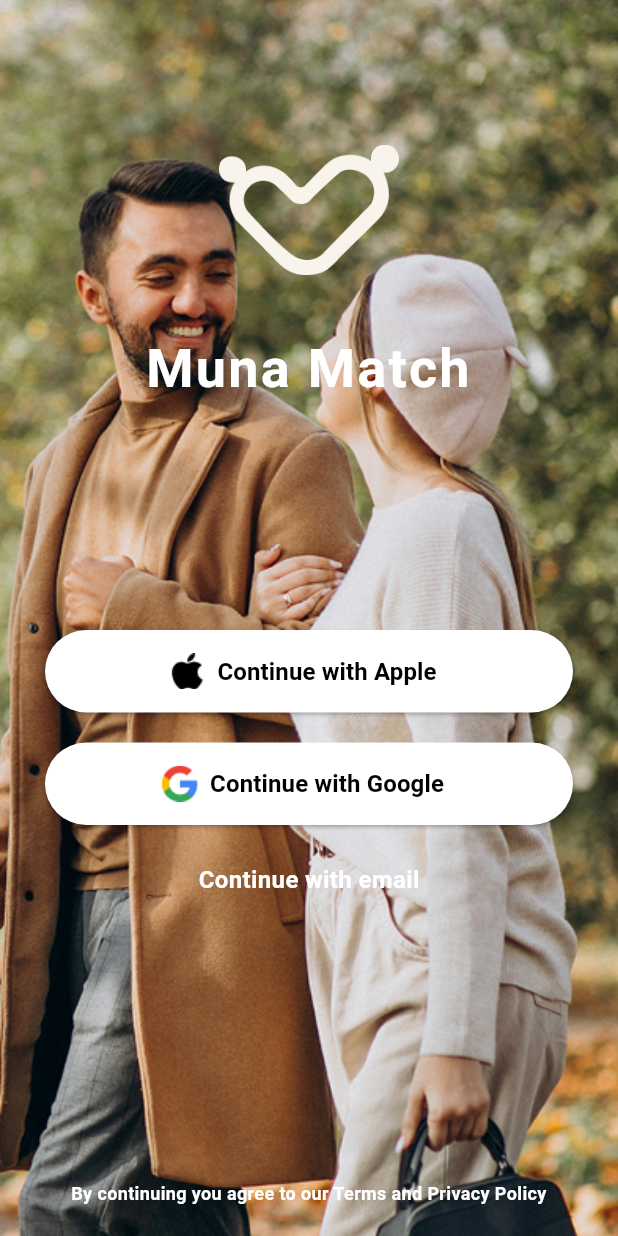
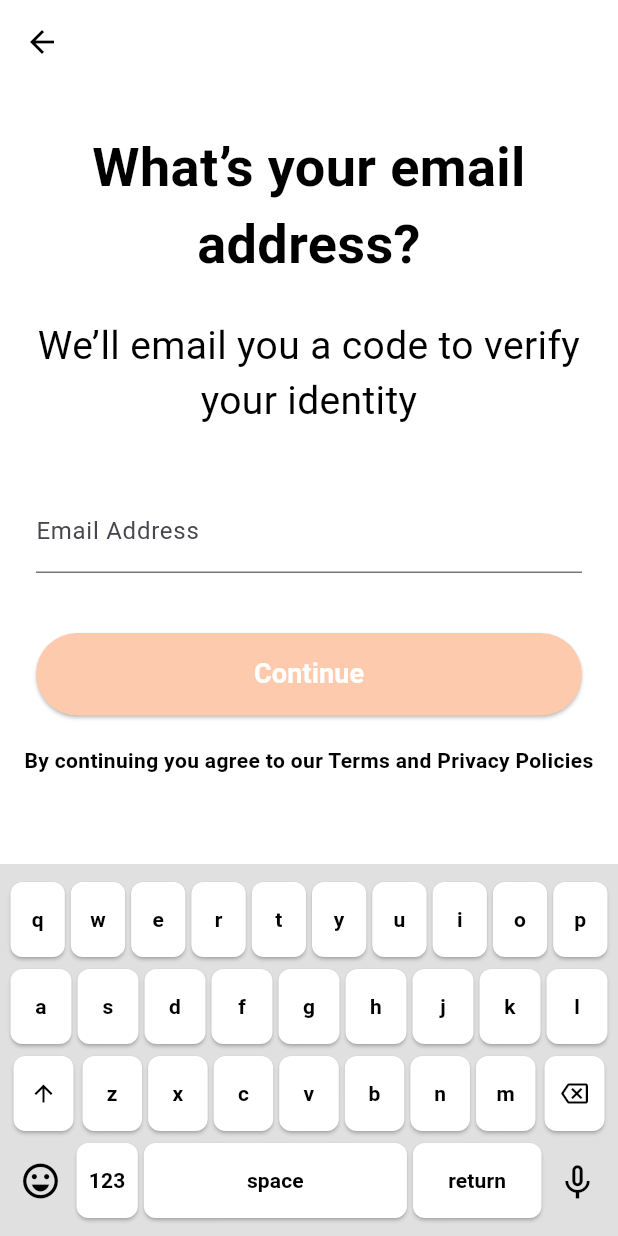
Before and after one commit to rabia-sarfaraz/munna, a Flutter app: the screen it shows after launch, after a tap on "Continue with Apple", on a phone screen of 412 x 824 dp. Run offline on Flutter 3.47's test engine with Material 3 defaults, Android fonts, the phone set to English and light mode, and no system bars; Roboto replaces fonts that are missing (Poppins).

Commit message:
Added new screen in project

```diff
--- a/lib/get_started_screen.dart
+++ b/lib/get_started_screen.dart
@@ -1,7 +1,15 @@
 import 'package:flutter/material.dart';
+import 'screens/sign_up_screen.dart';
 
 class GetStartedScreen extends StatelessWidget {
   const GetStartedScreen({super.key});
+
+  void _navigateToSignUp(BuildContext context) {
+    Navigator.push(
+      context,
+      MaterialPageRoute(builder: (context) => const SignUpScreen()),
+    );
+  }
 
   @override
   Widget build(BuildContext context) {
@@ -68,7 +76,9 @@ class GetStartedScreen extends StatelessWidget {
                         width: 24,
                         height: 24,
                       ),
-                      onPressed: () {},
+                      onPressed: () {
+                        _navigateToSignUp(context);
+                      },
                       label: const Text(
                         "Continue with Apple",
                         style: TextStyle(
@@ -101,7 +111,9 @@ class GetStartedScreen extends StatelessWidget {
                         width: 24,
                         height: 24,
                       ),
-                      onPressed: () {},
+                      onPressed: () {
+                        _navigateToSignUp(context);
+                      },
                       label: const Text(
                         "Continue with Google",
                         style: TextStyle(
@@ -114,14 +126,23 @@ class GetStartedScreen extends StatelessWidget {
                   ),
 
                   const SizedBox(height: 15),
-                  const Text(
-                    "Continue with email",
-                    style: TextStyle(
-                      color: Colors.white,
-                      fontWeight: FontWeight.bold,
-                      fontSize: 16,
+
+                  // Continue with Email (Clickable Text)
+                  GestureDetector(
+                    onTap: () {
+                      _navigateToSignUp(context);
+                    },
+                    child: const Text(
+                      "Continue with email",
+                      style: TextStyle(
+                        color: Colors.white,
+                        fontWeight: FontWeight.bold,
+                        fontSize: 16,
+                        decoration: TextDecoration.underline, // optional
+                      ),
                     ),
                   ),
+
                   const SizedBox(height: 30),
                 ],
               ),
--- a/lib/main.dart
+++ b/lib/main.dart
@@ -1,6 +1,7 @@
 import 'package:flutter/material.dart';
 import 'screens/splash_screen.dart';
 import 'get_started_screen.dart';
+import 'screens/sign_up_screen.dart';
 
 void main() {
   runApp(const MunnaMatchApp());
@@ -19,6 +20,7 @@ class MunnaMatchApp extends StatelessWidget {
       routes: {
         '/': (context) => const SplashScreen(),
         '/get_started': (context) => const GetStartedScreen(),
+        '/sign_up': (context) => const SignUpScreen(),
       },
     );
   }
--- /dev/null
+++ b/lib/screens/sign_up_screen.dart
@@ -0,0 +1,268 @@
+import 'package:flutter/material.dart';
+
+class SignUpScreen extends StatefulWidget {
+  const SignUpScreen({super.key});
+
+  @override
+  State<SignUpScreen> createState() => _SignUpScreenState();
+}
+
+class _SignUpScreenState extends State<SignUpScreen> {
+  bool isCaps = false; // caps lock state
+
+  @override
+  Widget build(BuildContext context) {
+    return Scaffold(
+      backgroundColor: Colors.white,
+      appBar: AppBar(
+        backgroundColor: Colors.white,
+        elevation: 0,
+        leading: IconButton(
+          icon: const Icon(Icons.arrow_back, color: Colors.black),
+          onPressed: () {
+            Navigator.pop(context);
+          },
+        ),
+      ),
+      body: SafeArea(
+        child: Column(
+          children: [
+            const SizedBox(height: 30),
+            const Text(
+              "What’s your email address?",
+              style: TextStyle(
+                fontSize: 36,
+                fontWeight: FontWeight.bold,
+                color: Colors.black,
+              ),
+              textAlign: TextAlign.center,
+            ),
+            const SizedBox(height: 24),
+            const Text(
+              "We’ll email you a code to verify your identity",
+              style: TextStyle(fontSize: 26, color: Colors.black),
+              textAlign: TextAlign.center,
+            ),
+            const SizedBox(height: 40),
+
+            // Email Field
+            Padding(
+              padding: const EdgeInsets.symmetric(horizontal: 24),
+              child: TextField(
+                decoration: const InputDecoration(
+                  labelText: "Email Address",
+                  border: UnderlineInputBorder(),
+                ),
+                keyboardType: TextInputType.emailAddress,
+              ),
+            ),
+
+            const SizedBox(height: 40),
+
+            // Continue Button
+            SizedBox(
+              width: double.infinity,
+              height: 55,
+              child: Padding(
+                padding: const EdgeInsets.symmetric(horizontal: 24),
+                child: ElevatedButton(
+                  style: ElevatedButton.styleFrom(
+                    backgroundColor: const Color(0xFFFECAAD),
+                    shape: RoundedRectangleBorder(
+                      borderRadius: BorderRadius.circular(30),
+                    ),
+                  ),
+                  onPressed: () {},
+                  child: const Text(
+                    "Continue",
+                    style: TextStyle(
+                      fontWeight: FontWeight.bold,
+                      color: Colors.white,
+                      fontSize: 18,
+                    ),
+                  ),
+                ),
+              ),
+            ),
+
+            const SizedBox(height: 20),
+            const Text(
+              "By continuing you agree to our Terms and Privacy Policies",
+              style: TextStyle(
+                fontSize: 14,
+                fontWeight: FontWeight.bold,
+                color: Colors.black,
+              ),
+              textAlign: TextAlign.center,
+            ),
+
+            const Spacer(),
+
+            // Custom Keyboard
+            Container(
+              color: Colors.grey[300],
+              padding: const EdgeInsets.symmetric(vertical: 8, horizontal: 5),
+              child: Column(
+                mainAxisSize: MainAxisSize.min,
+                children: [
+                  _buildKeyboardRow([
+                    "q",
+                    "w",
+                    "e",
+                    "r",
+                    "t",
+                    "y",
+                    "u",
+                    "i",
+                    "o",
+                    "p",
+                  ]),
+                  _buildKeyboardRow([
+                    "a",
+                    "s",
+                    "d",
+                    "f",
+                    "g",
+                    "h",
+                    "j",
+                    "k",
+                    "l",
+                  ]),
+                  _buildKeyboardRowWithCaps([
+                    "z",
+                    "x",
+                    "c",
+                    "v",
+                    "b",
+                    "n",
+                    "m",
+                  ]),
+                  _buildBottomRow(),
+                ],
+              ),
+            ),
+          ],
+        ),
+      ),
+    );
+  }
+
+  /// Row builder for normal alphabet keys
+  Widget _buildKeyboardRow(List<String> keys) {
+    return Padding(
+      padding: const EdgeInsets.symmetric(vertical: 4),
+      child: Row(
+        mainAxisAlignment: MainAxisAlignment.spaceEvenly,
+        children: keys.map((key) {
+          return _buildKey(isCaps ? key.toUpperCase() : key);
+        }).toList(),
+      ),
+    );
+  }
+
+  /// Row with caps and backspace
+  Widget _buildKeyboardRowWithCaps(List<String> keys) {
+    return Padding(
+      padding: const EdgeInsets.symmetric(vertical: 4),
+      child: Row(
+        mainAxisAlignment: MainAxisAlignment.spaceEvenly,
+        children: [
+          // Caps lock key (up arrow)
+          ElevatedButton(
+            style: _keyStyle(),
+            onPressed: () {
+              setState(() {
+                isCaps = !isCaps;
+              });
+            },
+            child: const Icon(Icons.arrow_upward, color: Colors.black),
+          ),
+
+          ...keys.map((key) => _buildKey(isCaps ? key.toUpperCase() : key)),
+
+          // Backspace
+          ElevatedButton(
+            style: _keyStyle(),
+            onPressed: () {},
+            child: const Icon(Icons.backspace_outlined, color: Colors.black),
+          ),
+        ],
+      ),
+    );
+  }
+
+  /// Bottom row (emoji, numbers, space, return, voice)
+  Widget _buildBottomRow() {
+    return Padding(
+      padding: const EdgeInsets.symmetric(vertical: 4),
+      child: Row(
+        children: [
+          // Emoji (outside keys, left corner)
+          const Padding(
+            padding: EdgeInsets.symmetric(horizontal: 8),
+            child: Icon(
+              Icons.emoji_emotions_outlined,
+              color: Colors.black,
+              size: 28,
+            ),
+          ),
+
+          Expanded(
+            child: Row(
+              mainAxisAlignment: MainAxisAlignment.spaceEvenly,
+              children: [
+                _buildKey("123"),
+                _buildKey("space", flex: 4),
+                _buildKey("return", flex: 2),
+              ],
+            ),
+          ),
+
+          // Voice (outside keys, right corner)
+          const Padding(
+            padding: EdgeInsets.symmetric(horizontal: 8),
+            child: Icon(
+              Icons.keyboard_voice_outlined,
+              color: Colors.black,
+              size: 28,
+            ),
+          ),
+        ],
+      ),
+    );
+  }
+
+  /// Single key builder
+  Widget _buildKey(String text, {int flex = 1}) {
+    return Expanded(
+      flex: flex,
+      child: Container(
+        margin: const EdgeInsets.symmetric(horizontal: 2),
+        child: ElevatedButton(
+          style: _keyStyle(),
+          onPressed: () {},
+          child: Center(
+            child: Text(
+              text,
+              textAlign: TextAlign.center,
+              style: const TextStyle(
+                fontWeight: FontWeight.bold,
+                color: Colors.black,
+              ),
+            ),
+          ),
+        ),
+      ),
+    );
+  }
+
+  /// Common style for keys
+  ButtonStyle _keyStyle() {
+    return ElevatedButton.styleFrom(
+      backgroundColor: Colors.white,
+      shape: RoundedRectangleBorder(borderRadius: BorderRadius.circular(8)),
+      minimumSize: const Size(40, 50),
+      padding: EdgeInsets.zero,
+    );
+  }
+}
```
